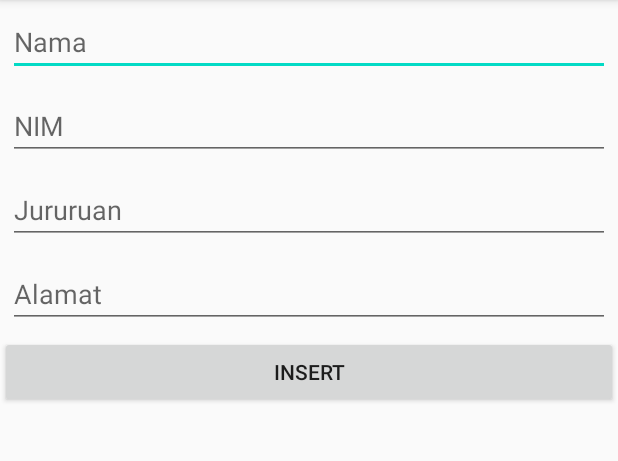
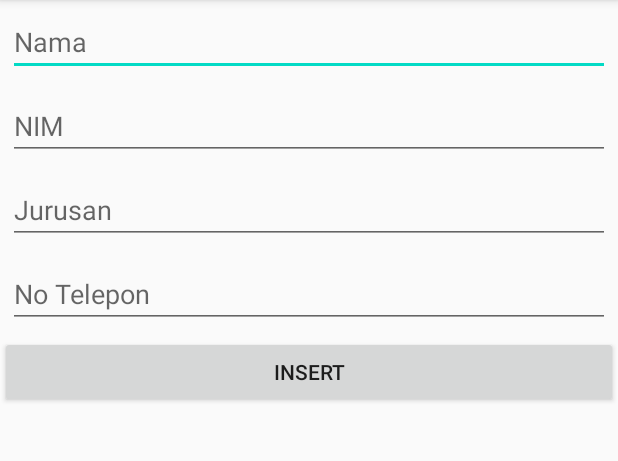
Before and after one commit to yongkiagustin/AKB-Tugas3, an Android app: the screen it shows after launch (MainActivity), after a tap on "INSERT", on a phone screen of 412 x 824 dp, the part 84-545 px from its top. Run offline under Robolectric (Android 15) with nearby library versions, the phone set to English and light mode, and no system bars; our stand-ins replace ButterKnife, Room's generated code; libraries missing offline, so code that uses them is left out: com.facebook.stetho; 2 statements that could not run were skipped.

```diff
--- a/app/src/main/java/id/yongki/tugas3/MainActivity.java
+++ b/app/src/main/java/id/yongki/tugas3/MainActivity.java
@@ -5,6 +5,8 @@ import androidx.room.Room;
 
 import android.content.Intent;
 import android.os.Bundle;
+import android.view.View;
+import android.widget.Button;
 import android.widget.EditText;
 import android.widget.Toast;
 
@@ -29,6 +31,8 @@ public class MainActivity extends AppCompatActivity {
     @BindView(R.id.etTelp)
     EditText etTelp;
     Mahasiswa mahasiswa;
+    @BindView(R.id.btInsert)
+    Button btInsert;
     @Override
     protected void onCreate(Bundle savedInstanceState) {
         super.onCreate(savedInstanceState);
@@ -38,8 +42,17 @@ public class MainActivity extends AppCompatActivity {
         Stetho.initializeWithDefaults(this);
         new OkHttpClient.Builder().addNetworkInterceptor(new StethoInterceptor()).build();
 
+        btInsert.setOnClickListener(new View.OnClickListener() {
+            @Override
+            public void onClick(View v) {
+                buttonListener();
+            }
+        });
+
     }
-    @OnClick (R.id.btInsert)void buttonListener(){
+
+
+    void buttonListener(){
         if (!etTelp.getText().toString().isEmpty()&&!etJurusan.getText().toString().isEmpty()
                 &&!etNama.getText().toString().isEmpty()&&!etNim.getText().toString().isEmpty()){
             mahasiswa = new Mahasiswa();
--- a/app/src/main/res/layout/activity_main.xml
+++ b/app/src/main/res/layout/activity_main.xml
@@ -9,6 +9,7 @@
     <EditText
         android:hint="Nama"
         android:id="@+id/etNama"
+        android:inputType="textCapWords"
         android:layout_margin="5dp"
         android:layout_width="match_parent"
         android:layout_height="wrap_content" />
@@ -17,17 +18,20 @@
         android:id="@+id/etNim"
         android:layout_margin="5dp"
         android:layout_width="match_parent"
+        android:inputType="number"
         android:layout_height="wrap_content" />
     <EditText
-        android:hint="Jururuan"
+        android:hint="Jurusan"
         android:id="@+id/etJurusan"
+        android:inputType="textCapWords"
         android:layout_margin="5dp"
         android:layout_width="match_parent"
         android:layout_height="wrap_content" />
     <EditText
-        android:hint="Alamat"
+        android:hint="No Telepon"
         android:id="@+id/etTelp"
         android:layout_margin="5dp"
+        android:inputType="number"
         android:layout_width="match_parent"
         android:layout_height="wrap_content" />
     <Button
```
